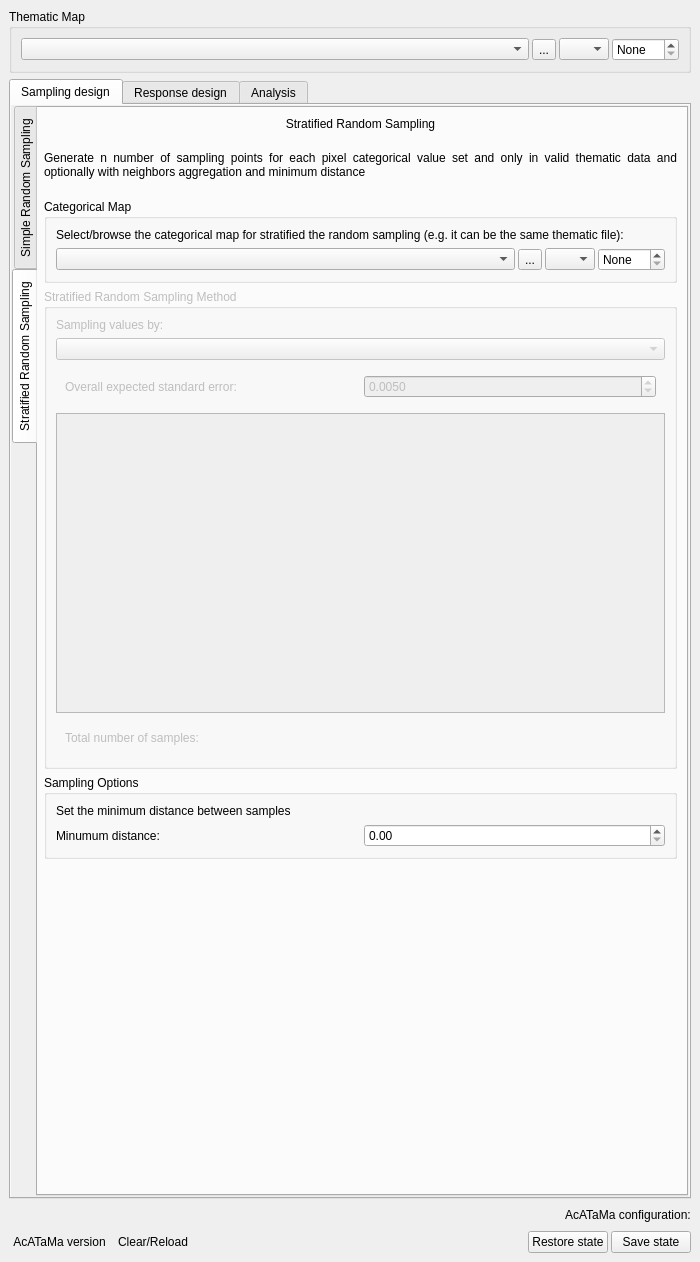
Qt form ui/acatama_dockwidget.ui (SMByC/AcATaMa) before a commit.
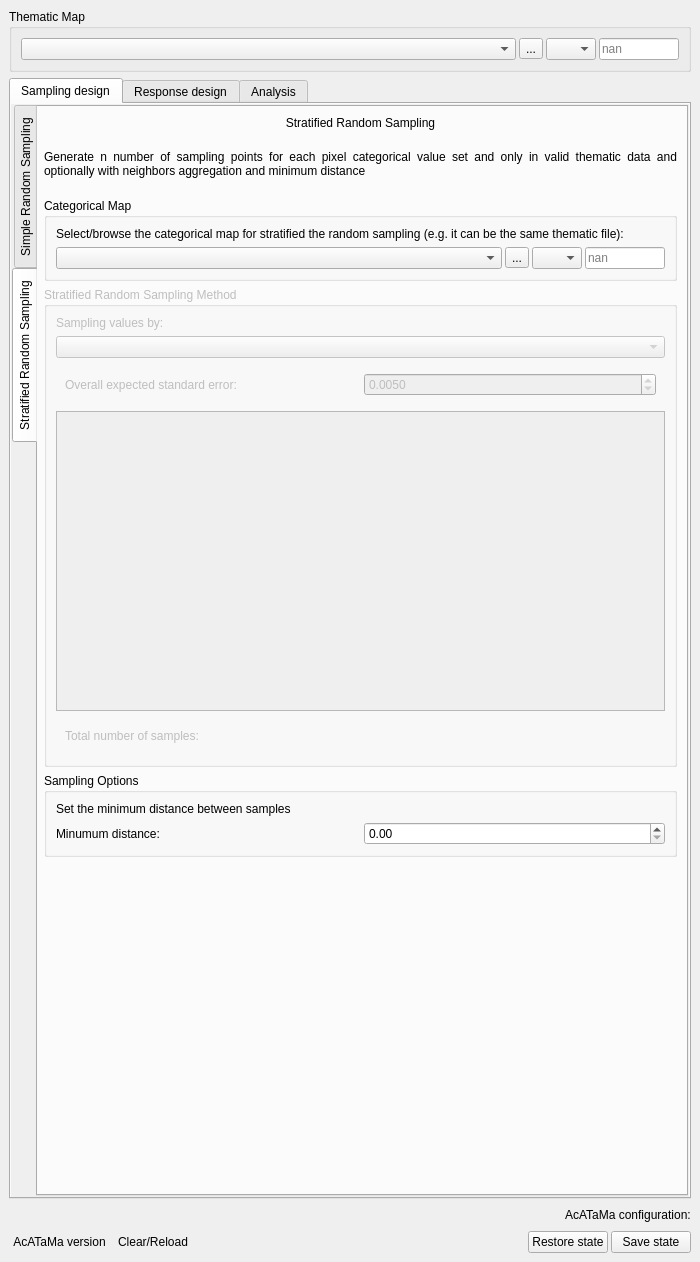
The same form after that commit. The open tabs and pages were chosen to show the change. Icons and pictures are not drawn. Custom widgets are drawn as their Qt base class.

Commit message: Improved the nodata boxes and processes to handle the case of large and negative nodata values

Diff of the .ui file:
```diff
--- a/ui/acatama_dockwidget.ui
+++ b/ui/acatama_dockwidget.ui
@@ -91,10 +91,10 @@
            </widget>
           </item>
           <item>
-           <widget class="QSpinBox" name="nodata_ThematicMap">
+           <widget class="QLineEdit" name="nodata_ThematicMap">
             <property name="maximumSize">
              <size>
-              <width>100</width>
+              <width>80</width>
               <height>16777215</height>
              </size>
             </property>
@@ -102,17 +102,8 @@
              <string>Nodata Value.
 It set automatically from image if the layer has the nodata value set.</string>
             </property>
-            <property name="specialValueText">
-             <string>None</string>
-            </property>
-            <property name="minimum">
-             <number>-1</number>
-            </property>
-            <property name="maximum">
-             <number>999999</number>
-            </property>
-            <property name="value">
-             <number>-1</number>
+            <property name="placeholderText">
+             <string>nan</string>
             </property>
            </widget>
           </item>
@@ -605,10 +596,10 @@
                           </widget>
                          </item>
                          <item>
-                          <widget class="QSpinBox" name="nodata_CategMap_StraRS">
+                          <widget class="QLineEdit" name="nodata_CategMap_StraRS">
                            <property name="maximumSize">
                             <size>
-                             <width>100</width>
+                             <width>80</width>
                              <height>16777215</height>
                             </size>
                            </property>
@@ -616,17 +607,8 @@
                             <string>Nodata Value.
 It set automatically from image if the layer has the nodata value set.</string>
                            </property>
-                           <property name="specialValueText">
-                            <string>None</string>
-                           </property>
-                           <property name="minimum">
-                            <number>-1</number>
-                           </property>
-                           <property name="maximum">
-                            <number>999999</number>
-                           </property>
-                           <property name="value">
-                            <number>-1</number>
+                           <property name="placeholderText">
+                            <string>nan</string>
                            </property>
                           </widget>
                          </item>
```
The commit also changes 10 other files.
